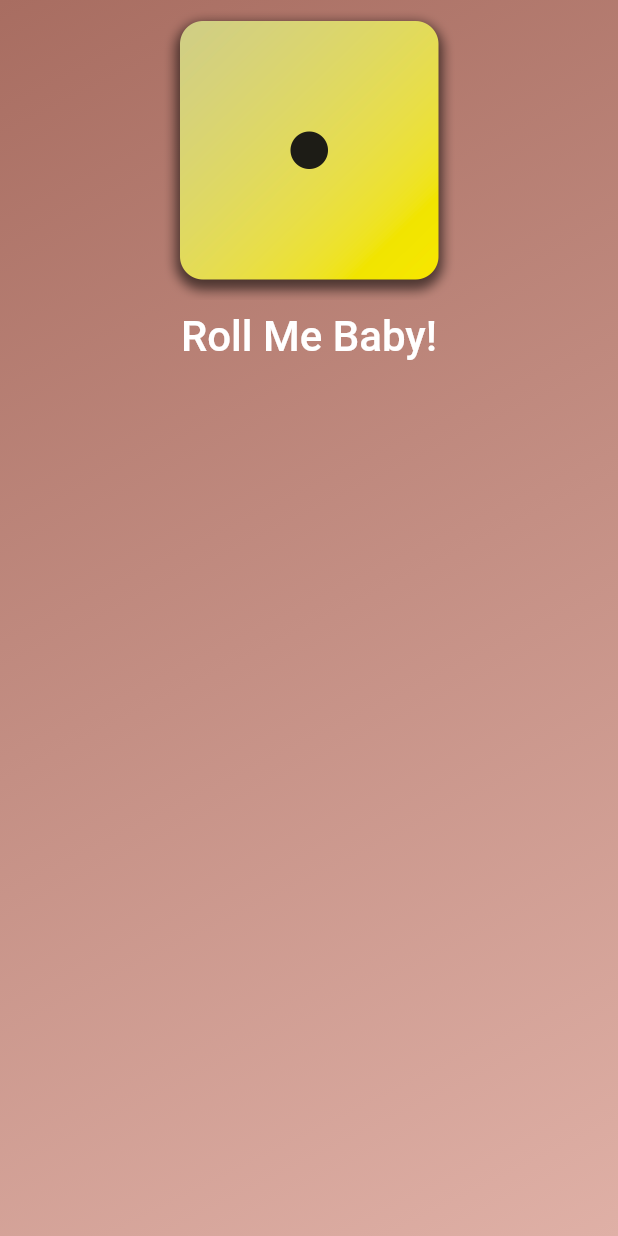
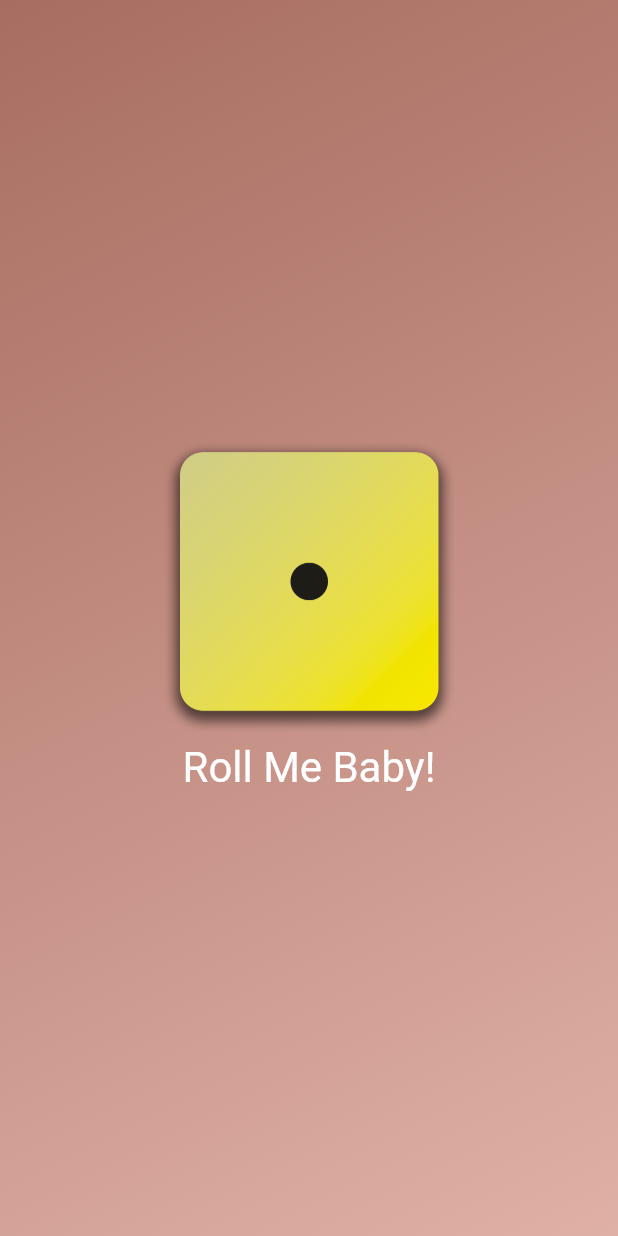
Before and after one commit to Ihyatt/dicee_app, a Flutter app: the screen it shows after launch, on a phone screen of 412 x 824 dp. Run offline on Flutter 3.47's test engine with Material 2 defaults, Android fonts, the phone set to English and light mode, and no system bars.

Commit message:
removed styled text widget, added more textbutton logic

```diff
--- a/lib/gradient_container.dart
+++ b/lib/gradient_container.dart
@@ -1,5 +1,4 @@
 import 'package:flutter/material.dart';
-import 'package:dicee_app/styled_text.dart';
 
 const startAlignment = Alignment.topLeft;
 const endAlignment = Alignment.bottomRight;
@@ -27,6 +26,7 @@ class GradientContainer extends StatelessWidget {
       ),
       child: Center(
         child: Column(
+          mainAxisSize: MainAxisSize.min,
           children: [
             Image.asset(
               'assets/images/dice-1.png',
@@ -34,7 +34,13 @@ class GradientContainer extends StatelessWidget {
             ),
             TextButton(
               onPressed: rollDice,
-              child: const StyledText('Roll Me Baby!'),
+              style: TextButton.styleFrom(
+                foregroundColor: Colors.white,
+                textStyle: const TextStyle(
+                  fontSize: 28,
+                ),
+              ),
+              child: const Text('Roll Me Baby!'),
             ),
           ],
         ),
--- a/lib/styled_text.dart
+++ /dev/null
@@ -1,18 +0,0 @@
-import 'package:flutter/material.dart';
-
-class StyledText extends StatelessWidget {
-  const StyledText(this.text, {super.key});
-
-  final String text;
-
-  @override
-  Widget build(context) {
-    return Text(
-      text,
-      style: const TextStyle(
-        color: Colors.white,
-        fontSize: 28,
-      ),
-    );
-  }
-}
```
